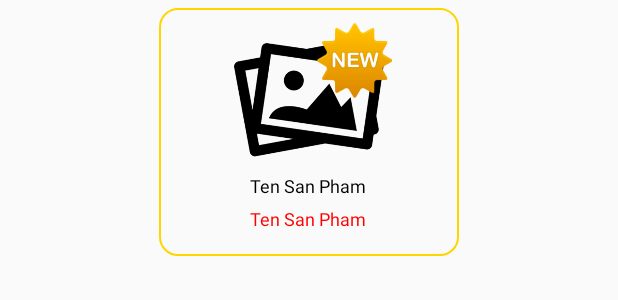
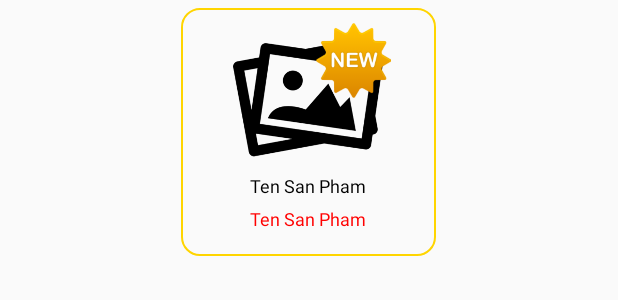
Before and after one commit to pvietlap/TouchBuy, an Android app: the layout sanpham_new.xml on its own in the app's theme, with its tools: preview values and no code run, on a phone screen of 412 x 824 dp. Shown: the top 300 px of the screen. Run offline under Robolectric (Android 15) with nearby library versions, the phone set to English and light mode, and no system bars.

Commit message:
fix layout_new

```diff
--- a/app/src/main/res/layout/sanpham_new.xml
+++ b/app/src/main/res/layout/sanpham_new.xml
@@ -6,7 +6,7 @@
         android:background="@drawable/backg_gridview"
         android:orientation="vertical"
         android:layout_gravity="center"
-        android:layout_width="200sp"
+        android:layout_width="170sp"
         android:layout_height="165sp"
         android:layout_marginTop="5sp">
         <RelativeLayout
```
